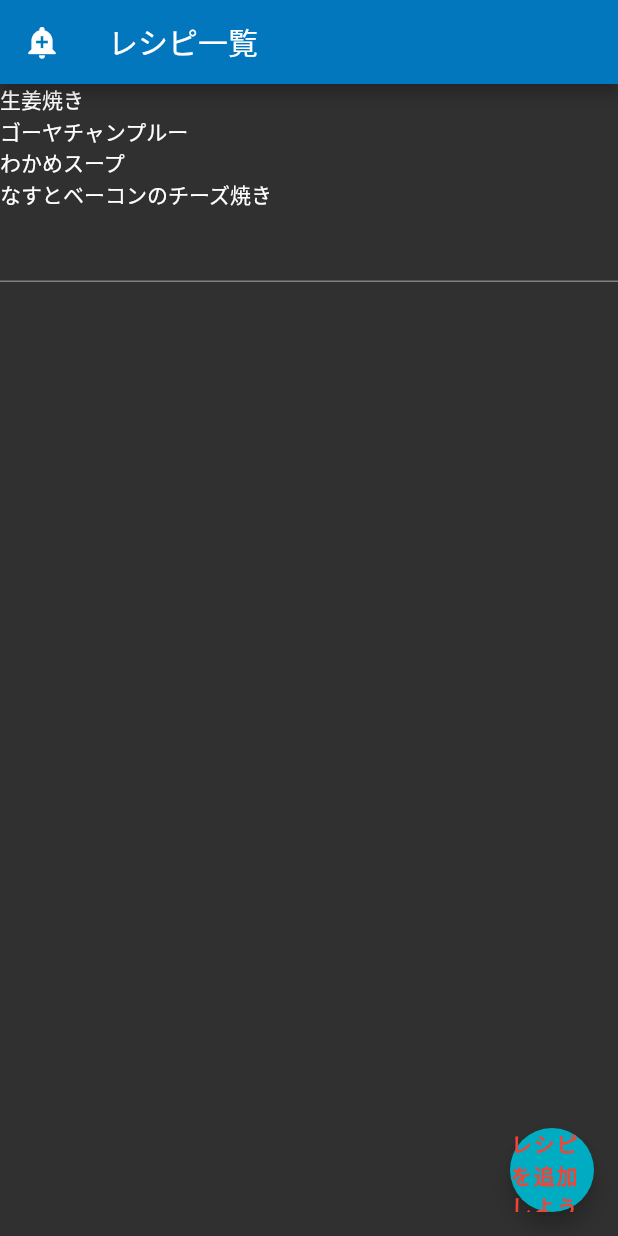
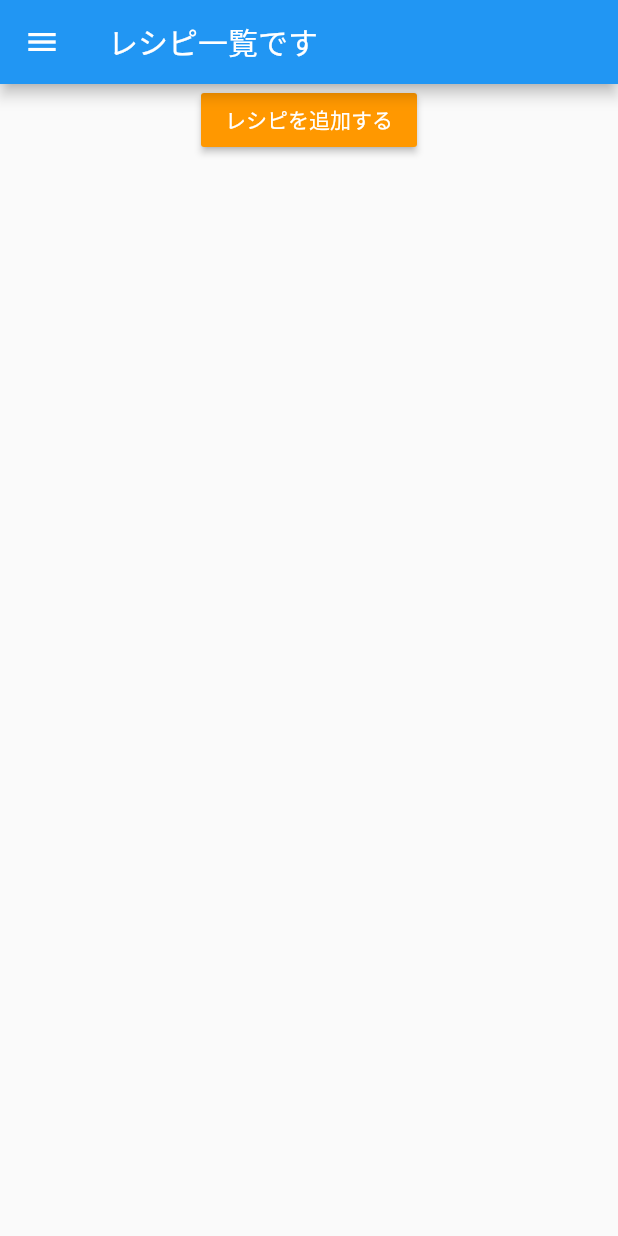
Before and after one commit to chiaki-kjwr/Flutter_todo_app, a Flutter app: the screen it shows after launch, on a phone screen of 412 x 824 dp. Run offline on Flutter 3.47's test engine with Material 2 defaults, Android fonts, the phone set to English and light mode, and no system bars.

Commit message:
レシピ追加ページへの遷移を実装

```diff
--- a/lib/main.dart
+++ b/lib/main.dart
@@ -4,53 +4,58 @@ import 'package:mytodoapp/add_recipe_page.dart';
 void main() => runApp(CookApp());
 
 //アプリのトップページのWidget
+
+//テキスト入力フォームで入力された値を表示する
 class CookApp extends StatelessWidget {
+  //var titleText = 'レシピ一覧';
+
   @override
   Widget build(BuildContext context) {
     return MaterialApp(
-      debugShowCheckedModeBanner: false,
-      //画面遷移のルーティングを設定
-      routes: <String, WidgetBuilder>{
-        '/': (BuildContext context) => CookApp(),
-        '/addrecipepage': (BuildContext context) => AddRecipePage(),
-      },
-      theme: ThemeData(
-        brightness: Brightness.dark,
-        primaryColor: Colors.lightBlue[800],
-        accentColor: Colors.cyan[600],
+      //下記のHomeクラスを呼び出している
+      home: Home(),
+    );
+  }
+}
+
+class Home extends StatelessWidget {
+  final String titleText = 'レシピ一覧です';
+
+  //constは何のために記載するの？
+  //const Home({this.titleText});
+
+  @override
+  Widget build(BuildContext context) {
+    return Scaffold(
+      appBar: AppBar(
+        leading: Icon(Icons.menu),
+        title: Text(titleText),
       ),
-      home: Scaffold(
-        //scaffoldの中でappBarを使用
-        appBar: AppBar(
-          title: Text('レシピ一覧', textAlign: TextAlign.right),
-          leading: Icon(Icons.add_alert),
-        ),
-        body: ListView(
-          children: <Widget>[
-            Text('生姜焼き'),
-            Text('ゴーヤチャンプルー'),
-            Text('わかめスープ'),
-            Text('なすとベーコンのチーズ焼き'),
-            TextField(),
-          ],
-        ),
-        floatingActionButton: FloatingActionButton(
-          child: Text(
-            'レシピを追加しよう',
-            style: TextStyle(
-              color: Colors.red,
-              fontWeight: FontWeight.bold,
+      body: ConstrainedBox(
+        //画面全体に表示
+        constraints: BoxConstraints.expand(),
+        child: Container(
+          constraints: BoxConstraints.expand(),
+          child: Center(
+            child: Column(
+              children: <Widget>[
+                RaisedButton(
+                  child: Text('レシピを追加する'),
+                  color: Colors.orange,
+                  textColor: Colors.white,
+                  onPressed: () {
+                    Navigator.push(
+                      context,
+                      MaterialPageRoute(
+                          builder: (context) => AddRecipe(),
+                          //モーダルで表示
+                          fullscreenDialog: true),
+                    );
+                  },
+                ),
+              ],
             ),
           ),
-          onPressed: () => {
-            Navigator.push(
-              context,
-              MaterialPageRoute(
-                settings: RouteSettings(name: "/"),
-                builder: (BuildContext context) => AddRecipePage(),
-              ),
-            ),
-          },
         ),
       ),
     );
```
Also changed, not shown: lib/add_recipe_page.dart (+13 -10 lines).
